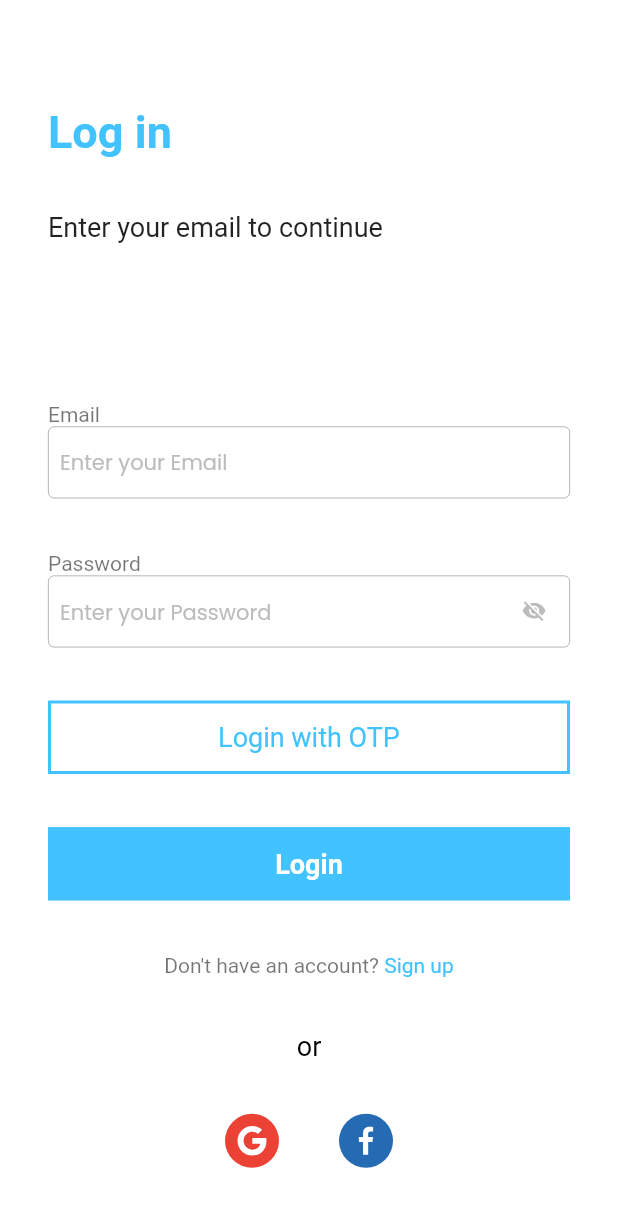
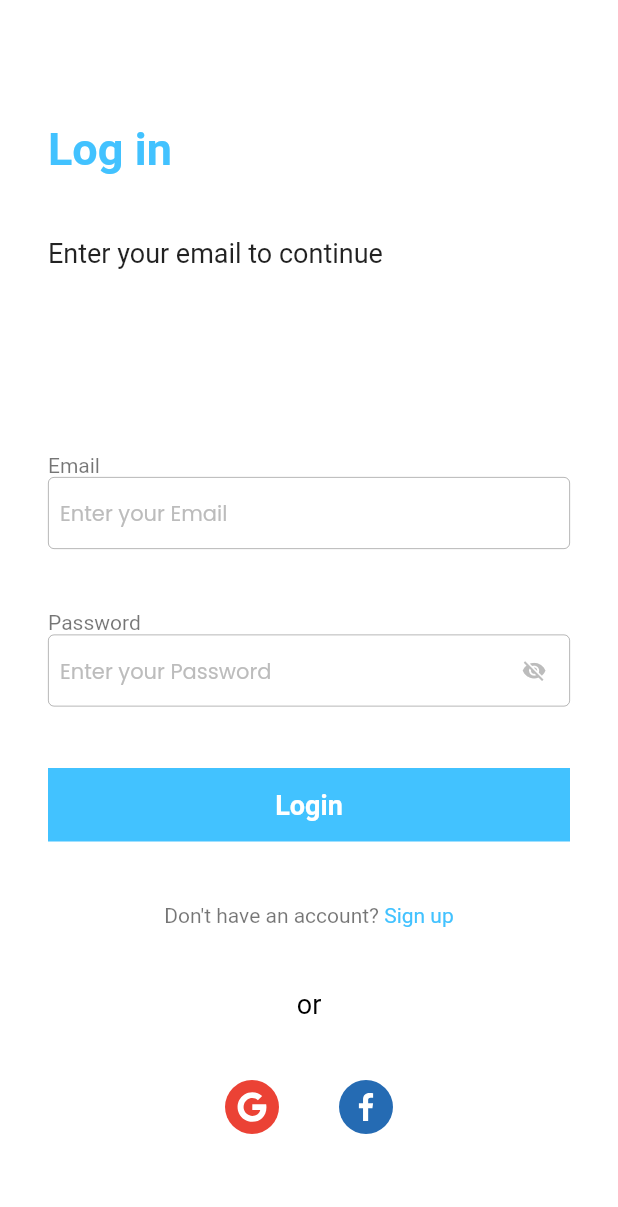
Before and after one commit to vaibhavkhulbe/Crystull, a Flutter app: the LoginScreen screen opened directly, on a phone screen of 412 x 824 dp. Shown: the top 1207 px of the screen. Run offline on Flutter 3.47's test engine with Material 2 defaults, Android fonts, the phone set to English and light mode, and no system bars; our stand-ins replace carousel_slider, cloud_firestore, country_code_picker, firebase_auth, firebase_core, firebase_storage and 8 more; missing offline and left inert: email_auth, flutter_facebook_auth; accounts and stored records are empty; project files that could hold a hidden picture were left out.

Commit message:
Remvoed otp login, changed pop up look, and name fix

```diff
--- a/lib/screens/login_screen.dart
+++ b/lib/screens/login_screen.dart
@@ -153,33 +153,33 @@ class _LoginScreenState extends State<LoginScreen> {
                 const Spacer(flex: 1),
 
                 // button to login with OTP
-                InkWell(
-                  onTap: () {
-                    // send OTP to user's email and open OTP screen
-                    Navigator.push(
-                      context,
-                      MaterialPageRoute(
-                        builder: (context) => const LoginWithOTPScreen(),
-                      ),
-                    );
-                  },
-                  child: Container(
-                    child: const Text("Login with OTP",
-                        style: TextStyle(
-                          color: primaryColor,
-                          fontSize: 18,
-                        )),
-                    width: double.infinity,
-                    alignment: Alignment.center,
-                    padding: const EdgeInsets.symmetric(vertical: 12),
-                    decoration: BoxDecoration(
-                      border: Border.all(color: primaryColor, width: 2),
-                      color: mobileBackgroundColor,
-                    ),
-                  ),
-                ),
+                // InkWell(
+                //   onTap: () {
+                //     // send OTP to user's email and open OTP screen
+                //     Navigator.push(
+                //       context,
+                //       MaterialPageRoute(
+                //         builder: (context) => const LoginWithOTPScreen(),
+                //       ),
+                //     );
+                //   },
+                //   child: Container(
+                //     child: const Text("Login with OTP",
+                //         style: TextStyle(
+                //           color: primaryColor,
+                //           fontSize: 18,
+                //         )),
+                //     width: double.infinity,
+                //     alignment: Alignment.center,
+                //     padding: const EdgeInsets.symmetric(vertical: 12),
+                //     decoration: BoxDecoration(
+                //       border: Border.all(color: primaryColor, width: 2),
+                //       color: mobileBackgroundColor,
+                //     ),
+                //   ),
+                // ),
 
-                const Spacer(flex: 1),
+                // const Spacer(flex: 1),
 
                 // button to login
                 InkWell(
--- a/lib/screens/profile_screen.dart
+++ b/lib/screens/profile_screen.dart
@@ -1556,10 +1556,8 @@ class ImageDialog extends StatelessWidget {
   Widget build(BuildContext context) {
     return Dialog(
       child: Container(
-        width: 200,
-        height: 200,
         decoration: BoxDecoration(
-            image: DecorationImage(image: image, fit: BoxFit.cover)),
+            image: DecorationImage(image: image, fit: BoxFit.fitWidth)),
       ),
     );
   }
--- a/lib/screens/search_screen.dart
+++ b/lib/screens/search_screen.dart
@@ -242,6 +242,8 @@ class _SearchScreenState extends State<SearchScreen> {
 extension StringExtension on String {
   String capitalize() => replaceAll(RegExp(' +'), ' ')
       .split(' ')
-      .map((str) => "${str[0].toUpperCase()}${str.substring(1).toLowerCase()}")
+      .map((str) => str.isNotEmpty
+          ? "${str[0].toUpperCase()}${str.substring(1).toLowerCase()}"
+          : str)
       .join(' ');
 }
```
Also changed, not shown: lib/screens/email_otp_screen.dart (+16 -1 lines).
